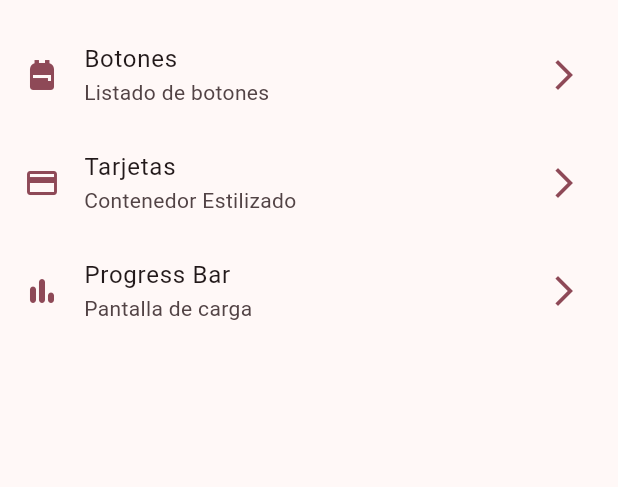
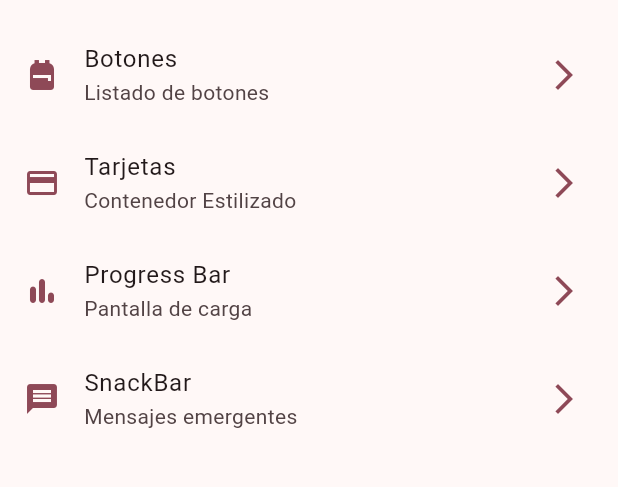
Before and after one commit to aguskuster/flutter_widgets, a Flutter app: the screen it shows after launch, on a phone screen of 412 x 824 dp, the part 63-550 px from its top. Run offline on Flutter 3.47's test engine with Material 3 defaults, Android fonts, the phone set to English and light mode, and no system bars; our stand-ins replace go_router.

Commit message:
Snackbars and Dialog

```diff
--- a/lib/config/menu/menu_items.dart
+++ b/lib/config/menu/menu_items.dart
@@ -22,5 +22,6 @@ const appMenuItems = <MenuItem> [
   MenuItem(title:"Botones" , subtitle: "Listado de botones" , link: "/buttons" , icon: Icons.backpack),
   MenuItem(title:"Tarjetas" , subtitle: "Contenedor Estilizado" , link: "/cards" , icon: Icons.credit_card),
   MenuItem(title:"Progress Bar" , subtitle: "Pantalla de carga" , link: "/progress" , icon: Icons.bar_chart_rounded),
+  MenuItem(title:"SnackBar" , subtitle: "Mensajes emergentes" , link: "/snackbar" , icon: Icons.message),
 
 ];
--- a/lib/config/router/app_router.dart
+++ b/lib/config/router/app_router.dart
@@ -37,5 +37,12 @@ final appRouter = GoRouter(
           child: ProgressScreen(),
         ),
       ),
+      GoRoute(
+        path: '/snackbar',
+        name: SnackBarScreen.name,
+        pageBuilder: (context, state) =>  const MaterialPage<dynamic>(
+          child: SnackBarScreen(),
+        ),
+      ),
   ],
 );
--- a/lib/main.dart
+++ b/lib/main.dart
@@ -13,7 +13,7 @@ class MyApp extends StatelessWidget {
   Widget build(BuildContext context) {
     return MaterialApp.router(
       routerConfig: appRouter,
-      title: 'Material3 Theme',
+      title: 'Flutter Widgets',
       debugShowCheckedModeBanner: false,
       theme: AppTheme(selectedColor: 5).getTheme(),
 
```
Also changed, not shown: lib/presentation/screens/snackbar/snackbar_screen.dart (+54 -2 lines).
